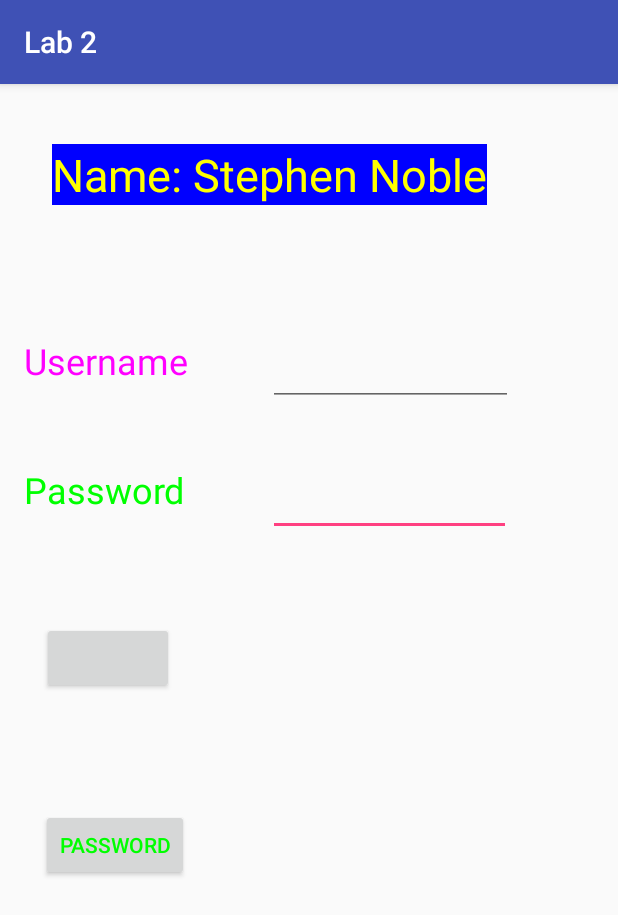
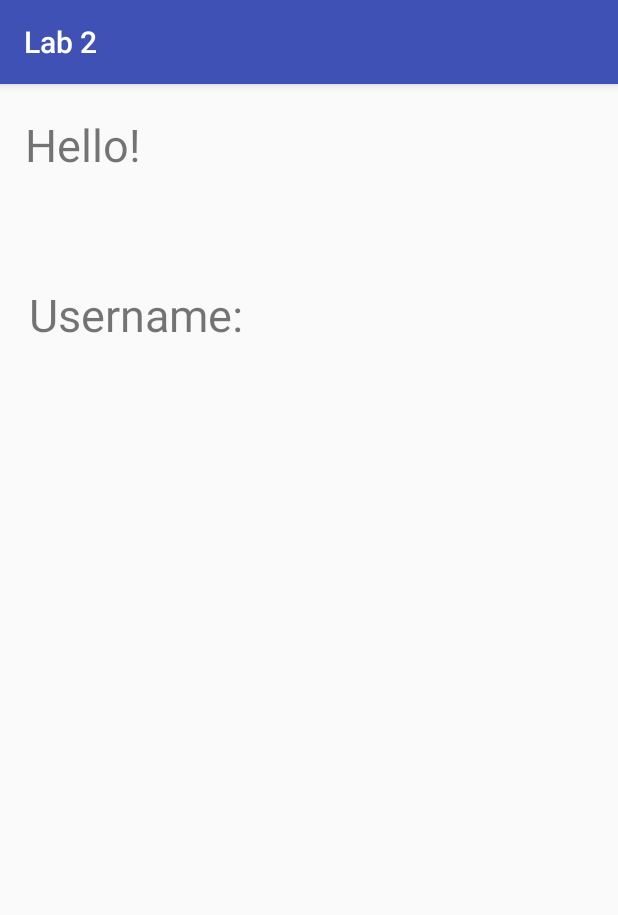
Before and after one commit to hsnoble/AndroidDev, an Android app: the screen it shows after launch (MainActivity before the commit, HelloScreen after it), after a tap on "USERNAME", on a phone screen of 412 x 824 dp. Shown: the top 915 px of the screen. Run offline under Robolectric (Android 15) with nearby library versions, the phone set to English and light mode, and no system bars.

Commit message:
Fullfilling Requirements

```diff
--- a/Assignment2/app/src/main/AndroidManifest.xml
+++ b/Assignment2/app/src/main/AndroidManifest.xml
@@ -16,6 +16,7 @@
                 <category android:name="android.intent.category.LAUNCHER" />
             </intent-filter>
         </activity>
+        <activity android:name=".HelloScreen"></activity>
     </application>
 
 </manifest>
--- /dev/null
+++ b/Assignment2/app/src/main/java/com/example/hsnoble/assignment2/HelloScreen.java
@@ -0,0 +1,47 @@
+package com.example.hsnoble.assignment2;
+
+import android.support.v7.app.AppCompatActivity;
+import android.os.Bundle;
+import android.widget.EditText;
+import android.widget.TextView;
+
+public class HelloScreen extends AppCompatActivity {
+
+    @Override
+    protected void onCreate(Bundle savedInstanceState) {
+        super.onCreate(savedInstanceState);
+        setContentView(R.layout.activity_hello_screen);
+        Bundle b = getIntent().getExtras();
+        //Standard
+        final TextView  datType = findViewById(R.id.DatTypeSpace);
+        final TextView  data = findViewById(R.id.DataSpace);
+        //If password field is needed
+        final TextView  datType2 = findViewById(R.id.DatTypeSpace2);
+        final TextView  data2 = findViewById(R.id.DataSpace2);
+        //Get Count
+        int count = b.getInt("count");
+        if(count == 1)
+        {
+            //GetData
+            String dataIn = b.getString("data");
+            String type = b.getString("type");
+            datType.setText(type);
+            data.setText(dataIn);
+        }
+        else if (count == 2)
+        {
+            //GetData
+            String data_user = b.getString("dataUser");
+            String type_user = b.getString("typeUser");
+
+            String data_pass = b.getString("dataPass");
+            String type_pass = b.getString("typePass");
+
+            datType.setText(type_user);
+            data.setText(data_user);
+            datType2.setText(type_pass);
+            data2.setText(data_pass);
+        }
+
+    }
+}
--- a/Assignment2/app/src/main/java/com/example/hsnoble/assignment2/MainActivity.java
+++ b/Assignment2/app/src/main/java/com/example/hsnoble/assignment2/MainActivity.java
@@ -1,13 +1,46 @@
 package com.example.hsnoble.assignment2;
 
+import android.content.Intent;
 import android.support.v7.app.AppCompatActivity;
 import android.os.Bundle;
 import android.view.View;
 import android.widget.Button;
 import android.widget.EditText;
+import android.view.View;
 
 public class MainActivity extends AppCompatActivity {
 
+    public void nextScreen(char type, String content)
+    {
+        Intent newScreen = new Intent(this, HelloScreen.class);
+        if(type == 'u')
+        {
+            newScreen.putExtra("type", "Username:");
+            newScreen.putExtra("data", content);
+            newScreen.putExtra("count", 1);
+        }
+        else if (type == 'p')
+        {
+            newScreen.putExtra("type", "Password:");
+            newScreen.putExtra("data", content);
+            newScreen.putExtra("count", 1);
+        }
+        startActivity(newScreen);
+    }
+    public void nextScreen(char type, String user, String pass)
+    {
+        Intent newScr = new Intent(this, HelloScreen.class);
+        if(type == 'b')
+        {
+            newScr.putExtra("typeUser", "Username:");
+            newScr.putExtra("dataUser", user);
+
+            newScr.putExtra("typePass", "Password:");
+            newScr.putExtra("dataPass", pass);
+            newScr.putExtra("count", 2);
+        }
+        startActivity(newScr);
+    }
     @Override
     protected void onCreate(Bundle savedInstanceState) {
         super.onCreate(savedInstanceState);
@@ -23,7 +56,7 @@ public class MainActivity extends AppCompatActivity {
             @Override
             public void onClick(View view) {
                 //Take username
-                buttonUser.setText(usermame.getText());
+                nextScreen('u', usermame.getText().toString());
             }
         });
         //Make the Password Input work
@@ -32,7 +65,16 @@ public class MainActivity extends AppCompatActivity {
             @Override
             public void onClick(View view) {
                 //Take Password
-                buttonPass.setText(password.getText());
+                nextScreen('p', password.getText().toString());
+            }
+        });
+
+        //Make the Password Input work
+        final Button buttonLogIn = findViewById(R.id.log);
+        buttonLogIn.setOnClickListener(new View.OnClickListener() {
+            @Override
+            public void onClick(View view) {
+                nextScreen('b', password.getText().toString(), usermame.getText().toString());
             }
         });
     }
--- /dev/null
+++ b/Assignment2/app/src/main/res/layout/activity_hello_screen.xml
@@ -0,0 +1,86 @@
+<?xml version="1.0" encoding="utf-8"?>
+<android.support.constraint.ConstraintLayout xmlns:android="http://schemas.android.com/apk/res/android"
+    xmlns:app="http://schemas.android.com/apk/res-auto"
+    xmlns:tools="http://schemas.android.com/tools"
+    android:layout_width="match_parent"
+    android:layout_height="match_parent"
+    tools:context="com.example.hsnoble.assignment2.HelloScreen">
+
+    <TextView
+        android:id="@+id/textView4"
+        android:layout_width="wrap_content"
+        android:layout_height="40dp"
+        android:layout_marginBottom="8dp"
+        android:layout_marginEnd="8dp"
+        android:layout_marginStart="8dp"
+        android:layout_marginTop="8dp"
+        android:text="Hello!"
+        android:textSize="30sp"
+        app:layout_constraintBottom_toBottomOf="parent"
+        app:layout_constraintEnd_toEndOf="parent"
+        app:layout_constraintHorizontal_bias="0.027"
+        app:layout_constraintStart_toStartOf="parent"
+        app:layout_constraintTop_toTopOf="parent"
+        app:layout_constraintVertical_bias="0.017" />
+
+    <TextView
+        android:id="@+id/DatTypeSpace"
+        android:layout_width="wrap_content"
+        android:layout_height="wrap_content"
+        android:layout_marginBottom="8dp"
+        android:layout_marginEnd="8dp"
+        android:layout_marginStart="8dp"
+        android:layout_marginTop="8dp"
+        android:textSize="30sp"
+        app:layout_constraintBottom_toBottomOf="parent"
+        app:layout_constraintEnd_toEndOf="parent"
+        app:layout_constraintHorizontal_bias="0.046"
+        app:layout_constraintStart_toStartOf="parent"
+        app:layout_constraintTop_toTopOf="parent"
+        app:layout_constraintVertical_bias="0.176" />
+
+    <TextView
+        android:id="@+id/DataSpace"
+        android:layout_width="wrap_content"
+        android:layout_height="wrap_content"
+        android:layout_marginBottom="8dp"
+        android:layout_marginEnd="8dp"
+        android:layout_marginStart="8dp"
+        android:layout_marginTop="8dp"
+        android:textSize="30sp"
+        app:layout_constraintBottom_toBottomOf="parent"
+        app:layout_constraintEnd_toEndOf="parent"
+        app:layout_constraintHorizontal_bias="0.199"
+        app:layout_constraintStart_toEndOf="@+id/DatTypeSpace"
+        app:layout_constraintTop_toTopOf="parent"
+        app:layout_constraintVertical_bias="0.176" />
+
+    <TextView
+        android:id="@+id/DatTypeSpace2"
+        android:layout_width="wrap_content"
+        android:layout_height="wrap_content"
+        android:layout_marginBottom="8dp"
+        android:layout_marginStart="24dp"
+        android:layout_marginTop="8dp"
+        android:textSize="30sp"
+        app:layout_constraintBottom_toBottomOf="parent"
+        app:layout_constraintStart_toStartOf="parent"
+        app:layout_constraintTop_toTopOf="parent"
+        app:layout_constraintVertical_bias="0.35" />
+
+    <TextView
+        android:id="@+id/DataSpace2"
+        android:layout_width="wrap_content"
+        android:layout_height="wrap_content"
+        android:layout_marginBottom="8dp"
+        android:layout_marginEnd="8dp"
+        android:layout_marginStart="8dp"
+        android:layout_marginTop="8dp"
+        android:textSize="30sp"
+        app:layout_constraintBottom_toBottomOf="parent"
+        app:layout_constraintEnd_toEndOf="parent"
+        app:layout_constraintHorizontal_bias="0.225"
+        app:layout_constraintStart_toEndOf="@+id/DatTypeSpace2"
+        app:layout_constraintTop_toTopOf="parent"
+        app:layout_constraintVertical_bias="0.35" />
+</android.support.constraint.ConstraintLayout>
--- a/Assignment2/app/src/main/res/layout/activity_main.xml
+++ b/Assignment2/app/src/main/res/layout/activity_main.xml
@@ -125,6 +125,22 @@
         app:layout_constraintHorizontal_bias="0.066"
         app:layout_constraintStart_toStartOf="parent"
         app:layout_constraintTop_toTopOf="parent"
-        app:layout_constraintVertical_bias="0.675" />
+        app:layout_constraintVertical_bias="0.642" />
+
+    <Button
+        android:id="@+id/log"
+        android:layout_width="102dp"
+        android:layout_height="wrap_content"
+        android:layout_marginBottom="8dp"
+        android:layout_marginEnd="8dp"
+        android:layout_marginStart="8dp"
+        android:layout_marginTop="8dp"
+        android:text="Login"
+        app:layout_constraintBottom_toBottomOf="parent"
+        app:layout_constraintEnd_toEndOf="parent"
+        app:layout_constraintHorizontal_bias="0.067"
+        app:layout_constraintStart_toStartOf="parent"
+        app:layout_constraintTop_toTopOf="parent"
+        app:layout_constraintVertical_bias="0.809" />
 
 </android.support.constraint.ConstraintLayout>
```
